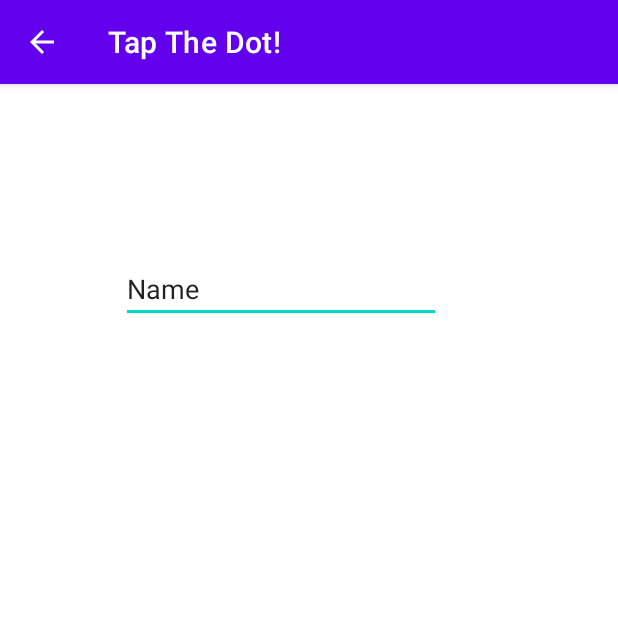
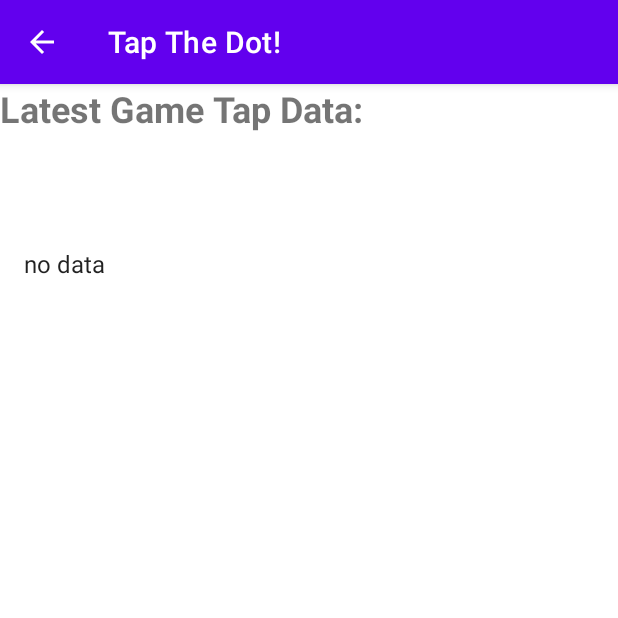
Before and after one commit to yuvalgeva77/Tap_The_Dot, an Android app: the Menu screen opened directly, with no data from a screen before it, after a tap on "TOUCH LOGS", on a phone screen of 412 x 824 dp, the top half of it. Run offline under Robolectric (Android 15) with nearby library versions, the phone set to English and light mode, and no system bars.

Commit message:
logs- log for the latest game

```diff
--- a/app/src/main/java/com/example/tapthedot/Menu.java
+++ b/app/src/main/java/com/example/tapthedot/Menu.java
@@ -7,7 +7,10 @@ import android.os.Bundle;
 import android.view.View;
 import android.widget.TextView;
 
+import java.util.ArrayList;
+
 public class Menu extends AppCompatActivity {
+    private static  ArrayList<tapData> TAP_DATA = null ;
     public static String USER_NAME ="" ;
     @Override
     protected void onCreate(Bundle savedInstanceState) {
@@ -16,13 +19,24 @@ public class Menu extends AppCompatActivity {
 
         // Get the Intent that started this activity and extract the string
         Intent intent = getIntent();
-        if(intent.getStringExtra(MainActivity.USER_NAME) != null) {
+        if (intent.getStringExtra(MainActivity.USER_NAME) != null) {
             USER_NAME = intent.getStringExtra(MainActivity.USER_NAME);
 
         }
         // Capture the layout's TextView and set the string as its text
         TextView textView = findViewById(R.id.nameTextBox);
         textView.setText("Welcome, " + USER_NAME);
+
+        //---------------
+//        Bundle bundle = getIntent().getExtras();
+//        if ( intent.getParcelableExtra("TAP_DATA") != null) {
+////            TAP_DATA = (ArrayList<tapData>) bundle.getSerializable("TAP_DATA");
+            //}
+
+//        }
+
+
+
     }
 
     public void logOut(View view) {
@@ -36,9 +50,21 @@ public class Menu extends AppCompatActivity {
         startActivity(intent);
     }
     public void logs(View view) {
+        if (getIntent()!=null&&getIntent().getStringExtra(game.USER_NAME) != null) {
+            USER_NAME = getIntent().getStringExtra(game.USER_NAME);
+        }
+        if(getIntent()!=null&&getIntent().getExtras()!=null&&getIntent().getExtras().getParcelableArrayList("TAP_DATA")!=null) {
+            TAP_DATA = getIntent().getExtras().getParcelableArrayList("TAP_DATA");
+        }
+
+//--------------
         Intent intent = new Intent(this, logs.class);
         intent.putExtra(USER_NAME, USER_NAME);
+        Bundle bundle = new Bundle();
+        bundle.putParcelableArrayList("TAP_DATA", TAP_DATA);
+        intent.putExtras(bundle);
         startActivity(intent);
+
     }
     public void game(View view) {
         Intent intent = new Intent(this, game.class);
--- a/app/src/main/java/com/example/tapthedot/logs.java
+++ b/app/src/main/java/com/example/tapthedot/logs.java
@@ -3,20 +3,68 @@ package com.example.tapthedot;
 import androidx.appcompat.app.AppCompatActivity;
 
 import android.content.Intent;
+import android.content.SharedPreferences;
 import android.os.Bundle;
+import android.widget.ArrayAdapter;
+import android.widget.ListView;
 import android.widget.TextView;
+import android.widget.Toast;
+
+import com.google.gson.Gson;
+import com.google.gson.reflect.TypeToken;
+
+import java.lang.reflect.Type;
+import java.util.ArrayList;
 
 public class logs extends AppCompatActivity {
     public static String USER_NAME ="" ;
-
+    private ListView listView;
+    ArrayList<tapData> TAP_DATA=null;
     @Override
     protected void onCreate(Bundle savedInstanceState) {
         super.onCreate(savedInstanceState);
-        setContentView(R.layout.activity_logs);
+        setContentView(R.layout.activity_records);
+        listView = findViewById(R.id.simpleListView);
         // Get the Intent that started this activity and extract the string
         Intent intent = getIntent();
-        String userName = intent.getStringExtra(Menu.USER_NAME);
-        USER_NAME=userName;
+        if (intent.getStringExtra(game.USER_NAME) != null) {
+            USER_NAME = intent.getStringExtra(game.USER_NAME);
+        }
+        if(intent.getExtras().getParcelableArrayList("TAP_DATA")!=null) {
+            TAP_DATA = getIntent().getExtras().getParcelableArrayList("TAP_DATA");
+        }
+        if (intent.getStringExtra(Menu.USER_NAME) != null) {
+            USER_NAME = intent.getStringExtra(Menu.USER_NAME);
+        }
 
-    }
-}
+
+            displayTapData();
+
+
+        }
+
+
+            private void displayTapData(){
+                TextView textView = findViewById(R.id.pageTitle);
+                textView.setText("Latest Game Tap Data:");
+                listView = findViewById(R.id.simpleListView);
+//        listView.addHeaderView(textView);
+                ArrayList<String> taplist = new ArrayList<>();
+                if(TAP_DATA!=null){
+
+                for (int i = 0; i < TAP_DATA.size(); i++) {
+                    tapData tap = TAP_DATA.get(i);
+                    taplist.add(Integer.toString(i + 1) + ". " + tap.toString());
+                }
+                }
+                else{
+                        taplist.add("no data");
+                    }
+
+                ArrayAdapter<String> adapter = new ArrayAdapter<String>(this, android.R.layout.simple_list_item_1, taplist);
+                listView.setAdapter(adapter);
+
+            }
+
+
+        }
--- a/app/src/main/java/com/example/tapthedot/records.java
+++ b/app/src/main/java/com/example/tapthedot/records.java
@@ -6,6 +6,7 @@ import android.content.SharedPreferences;
 import android.os.Bundle;
 import android.widget.ArrayAdapter;
 import android.widget.ListView;
+import android.widget.TextView;
 import android.widget.Toast;
 import com.google.gson.Gson;
 import com.google.gson.reflect.TypeToken;
@@ -45,7 +46,10 @@ public class records extends AppCompatActivity {
     }
     private void displayTop10() {
         loadScores();
+        TextView textView = findViewById(R.id.pageTitle);
+        textView.setText("Top 10 Scores:");
         listView=findViewById(R.id.simpleListView);
+//        listView.addHeaderView(textView);
         ArrayList<String> top10list=new ArrayList<>();
 
         for(int i=0;i<Math.min(10,scoreList.size());i++) {
--- a/app/src/main/res/layout/activity_logs.xml
+++ b/app/src/main/res/layout/activity_logs.xml
@@ -1,24 +1,35 @@
 <?xml version="1.0" encoding="utf-8"?>
-<androidx.constraintlayout.widget.ConstraintLayout xmlns:android="http://schemas.android.com/apk/res/android"
+
+<LinearLayout xmlns:android="http://schemas.android.com/apk/res/android"
     xmlns:app="http://schemas.android.com/apk/res-auto"
     xmlns:tools="http://schemas.android.com/tools"
     android:layout_width="match_parent"
     android:layout_height="match_parent"
-    tools:context=".logs">
+    android:gravity="center_horizontal"
+    android:orientation="vertical"
+    tools:context=".records">
 
-    <EditText
-        android:id="@+id/editTextTextPersonName"
-        android:layout_width="wrap_content"
+    <TextView
+        android:id="@+id/pageTitle"
+        android:layout_width="match_parent"
+        android:layout_height="96dp"
+        android:textSize="24sp"
+        android:textStyle="bold"
+        tools:text="Latest Game Tap Record:">
+        android:id="@+id/textView"
+        android:layout_width="52dp"
+        android:layout_height="173dp"
+        android:layout_weight="1"
+        android:gravity="center"
+        android:text="Top Scores"</TextView>
+
+    <ListView
+        android:id="@+id/simpleListView"
+        android:layout_width="fill_parent"
         android:layout_height="wrap_content"
-        android:layout_marginStart="82dp"
-        android:layout_marginLeft="82dp"
-        android:layout_marginTop="114dp"
-        android:layout_marginEnd="120dp"
-        android:layout_marginRight="120dp"
-        android:ems="10"
-        android:inputType="textPersonName"
-        android:text="Name"
-        app:layout_constraintEnd_toEndOf="parent"
-        app:layout_constraintStart_toStartOf="parent"
-        app:layout_constraintTop_toTopOf="parent" />
-</androidx.constraintlayout.widget.ConstraintLayout>
+        android:dividerHeight="1dp"
+
+        tools:context="abhiandroid.com.listexample.MainActivity" />
+
+
+</LinearLayout>
```
Also changed, not shown: app/src/main/java/com/example/tapthedot/game.java (+22 -3 lines), app/src/main/java/com/example/tapthedot/tapData.java (added, +82 -0 lines), app/src/main/res/layout/activity_game.xml (+17 -2 lines).
